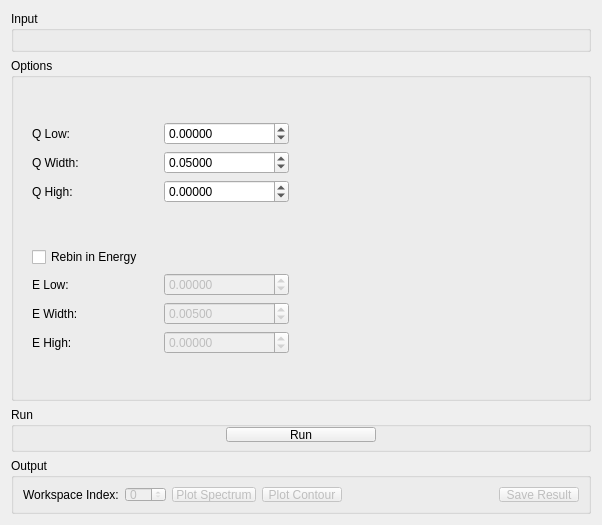
This is qt/scientific_interfaces/Indirect/IndirectSqw.ui in mantidproject/mantid as Qt 5 draws it before an edit. The edited form follows.
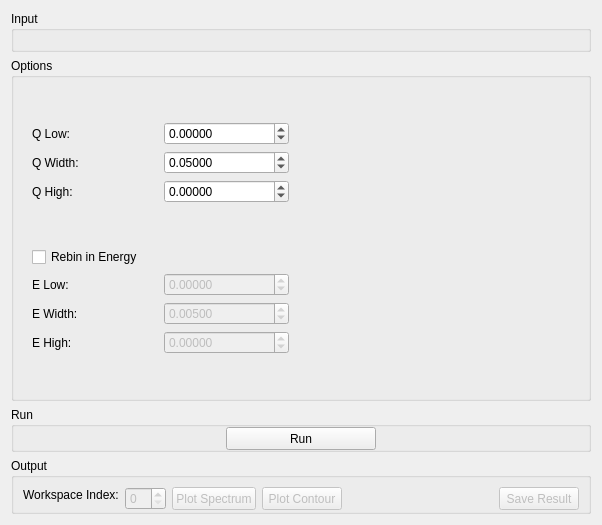
This is the edited form. Custom widgets are drawn as their Qt base class.

Commit message: Refs #25901. Fix squished GUI

```diff
--- a/qt/scientific_interfaces/Indirect/IndirectSqw.ui
+++ b/qt/scientific_interfaces/Indirect/IndirectSqw.ui
@@ -447,7 +447,7 @@
         <property name="minimumSize">
          <size>
           <width>150</width>
-          <height>0</height>
+          <height>23</height>
          </size>
         </property>
         <property name="maximumSize">
@@ -507,6 +507,12 @@
         <property name="enabled">
          <bool>false</bool>
         </property>
+        <property name="minimumSize">
+         <size>
+          <width>0</width>
+          <height>23</height>
+         </size>
+        </property>
        </widget>
       </item>
       <item>
@@ -514,6 +520,12 @@
         <property name="enabled">
          <bool>false</bool>
         </property>
+        <property name="minimumSize">
+         <size>
+          <width>0</width>
+          <height>23</height>
+         </size>
+        </property>
         <property name="text">
          <string>Plot Spectrum</string>
         </property>
@@ -524,6 +536,12 @@
         <property name="enabled">
          <bool>false</bool>
         </property>
+        <property name="minimumSize">
+         <size>
+          <width>0</width>
+          <height>23</height>
+         </size>
+        </property>
         <property name="text">
          <string>Plot Contour</string>
         </property>
@@ -547,6 +565,12 @@
         <property name="enabled">
          <bool>false</bool>
         </property>
+        <property name="minimumSize">
+         <size>
+          <width>0</width>
+          <height>23</height>
+         </size>
+        </property>
         <property name="text">
          <string>Save Result</string>
         </property>
```
